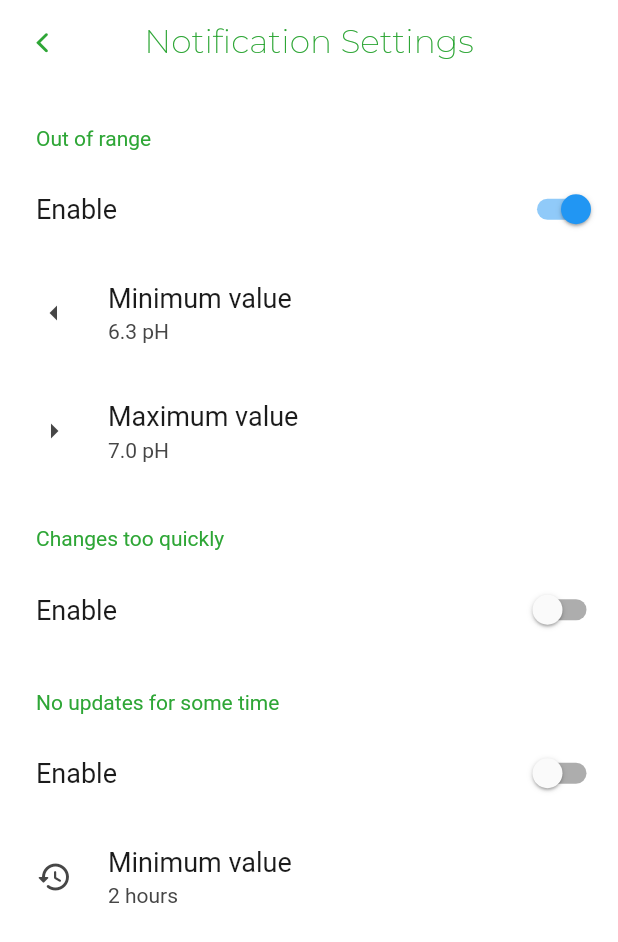
After one commit to raoulh/my_greenhouse, a Flutter app: the NotifSettingsPage screen opened directly, on a phone screen of 412 x 824 dp. The commit adds this screen. Shown: the top 942 px of the screen. Run offline on Flutter 3.47's test engine with Material 2 defaults, Android fonts, the phone set to English and light mode, and no system bars; drawn by our look-alikes of settings_ui; our stand-ins replace connectivity_plus, fl_chart, flutter_secure_storage, flutter_svg, font_awesome_flutter, google_fonts and 4 more; missing offline and left inert: unique_ids; accounts and stored records are empty; network calls fail.

Commit message:
Test some settings UI

```diff
--- a/lib/ui/page/dashboard_page.dart
+++ b/lib/ui/page/dashboard_page.dart
@@ -11,12 +11,10 @@ import 'package:my_greenhouse/services/failure.dart';
 import 'package:my_greenhouse/services/greenhouse_service.dart';
 import 'package:my_greenhouse/services/lifecycle_service.dart';
 import 'package:my_greenhouse/services/myfood_service.dart';
+import 'package:my_greenhouse/ui/page/notif_settings_view.dart';
 import 'package:my_greenhouse/ui/widgets/error_dialog.dart';
 import 'package:provider/provider.dart';
 import 'package:pull_to_refresh_flutter3/pull_to_refresh_flutter3.dart';
-
-import '../page/modal_with_navigator.dart';
-import '../page/modal_fit.dart';
 
 import '../widgets/appbar.dart';
 import '../widgets/chart.dart';
@@ -223,18 +221,10 @@ class _DashboardPageState extends State<DashboardPage> {
                 valueBox2: _phData().dayAverageValue.toString(),
                 chartData: phData,
                 onMorePressed: () {
-                  WidgetBuilder builder;
-                  if (Platform.isIOS) {
-                    builder = (context) => ModalWithNavigator();
-                  } else {
-                    builder = (context) => ModalFit();
-                  }
-
-                  showCupertinoModalBottomSheet(
-                    expand: Platform.isIOS,
-                    context: context,
-                    backgroundColor: Colors.transparent,
-                    builder: builder,
+                  Navigator.push(
+                    context,
+                    MaterialPageRoute(
+                        builder: (context) => const NotifSettingsPage()),
                   );
                 },
               ),
--- /dev/null
+++ b/lib/ui/page/notif_settings_view.dart
@@ -0,0 +1,85 @@
+import 'dart:io';
+
+import 'package:flutter/cupertino.dart';
+import 'package:flutter/material.dart';
+import 'package:my_greenhouse/services/auth_service.dart';
+import 'package:my_greenhouse/ui/widgets/appbar.dart';
+import 'package:provider/provider.dart';
+import 'package:settings_ui/settings_ui.dart';
+
+class NotifSettingsPage extends StatelessWidget {
+  const NotifSettingsPage({Key? key}) : super(key: key);
+
+  void _logout(BuildContext context) async {
+    final authService = Provider.of<AuthService>(context, listen: false);
+    await authService.logout();
+    Future.delayed(const Duration(milliseconds: 600), () {
+      Navigator.pushReplacementNamed(context, 'login');
+    });
+  }
+
+  @override
+  Widget build(BuildContext context) {
+    return Scaffold(
+      appBar: const MainAppBar(
+        title: "Notification Settings",
+        showSettings: false,
+      ),
+      backgroundColor: Colors.white,
+      body: SettingsList(
+        lightTheme: const SettingsThemeData(
+          settingsListBackground: Colors.white,
+          titleTextColor: Color(0xff2ea636),
+        ),
+        sections: [
+          SettingsSection(
+            title: const Text('Out of range'),
+            tiles: <SettingsTile>[
+              SettingsTile.switchTile(
+                onToggle: (value) {},
+                initialValue: true,
+                //leading: Icon(Icons.),
+                title: const Text('Enable'),
+              ),
+              SettingsTile.navigation(
+                title: const Text("Minimum value"),
+                leading: const Icon(Icons.arrow_left_outlined),
+                value: Text('6.3 pH'),
+              ),
+              SettingsTile.navigation(
+                title: const Text("Maximum value"),
+                leading: const Icon(Icons.arrow_right_outlined),
+                value: Text('7.0 pH'),
+              ),
+            ],
+          ),
+          SettingsSection(
+            title: const Text('Changes too quickly'),
+            tiles: [
+              SettingsTile.switchTile(
+                onToggle: (value) {},
+                initialValue: false,
+                title: Text('Enable'),
+              ),
+            ],
+          ),
+          SettingsSection(
+            title: const Text('No updates for some time'),
+            tiles: [
+              SettingsTile.switchTile(
+                onToggle: (value) {},
+                initialValue: false,
+                title: Text('Enable'),
+              ),
+              SettingsTile.navigation(
+                title: const Text("Minimum value"),
+                leading: const Icon(Icons.history_rounded),
+                value: Text('2 hours'),
+              ),
+            ],
+          ),
+        ],
+      ),
+    );
+  }
+}
--- a/pubspec.yaml
+++ b/pubspec.yaml
@@ -46,11 +46,11 @@ dependencies:
   intl: ^0.17.0
   flutter_localizations:
     sdk: flutter
-  modal_bottom_sheet: ^2.1.0
   shared_preferences: ^2.0.15
   unique_ids: ^3.0.0
   connectivity_plus: ^2.3.6
   pull_to_refresh_flutter3: ^2.0.1
+  settings_ui: ^2.0.2
 
 dev_dependencies:
   flutter_test:
```
Also changed, not shown: pubspec.lock.
